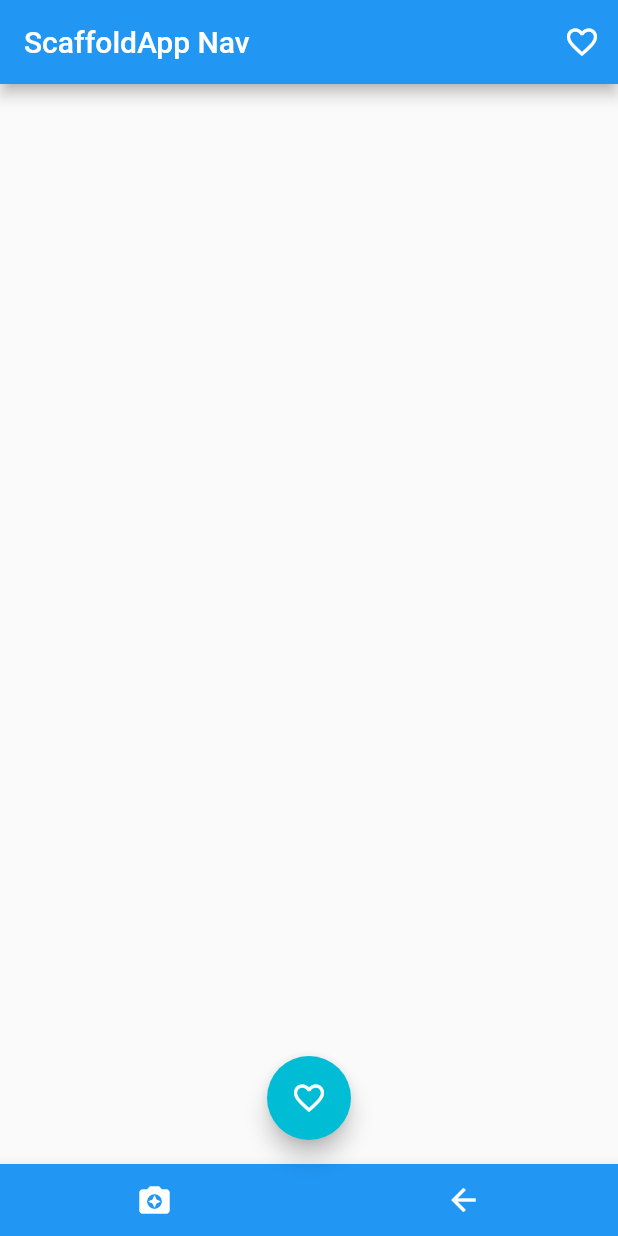
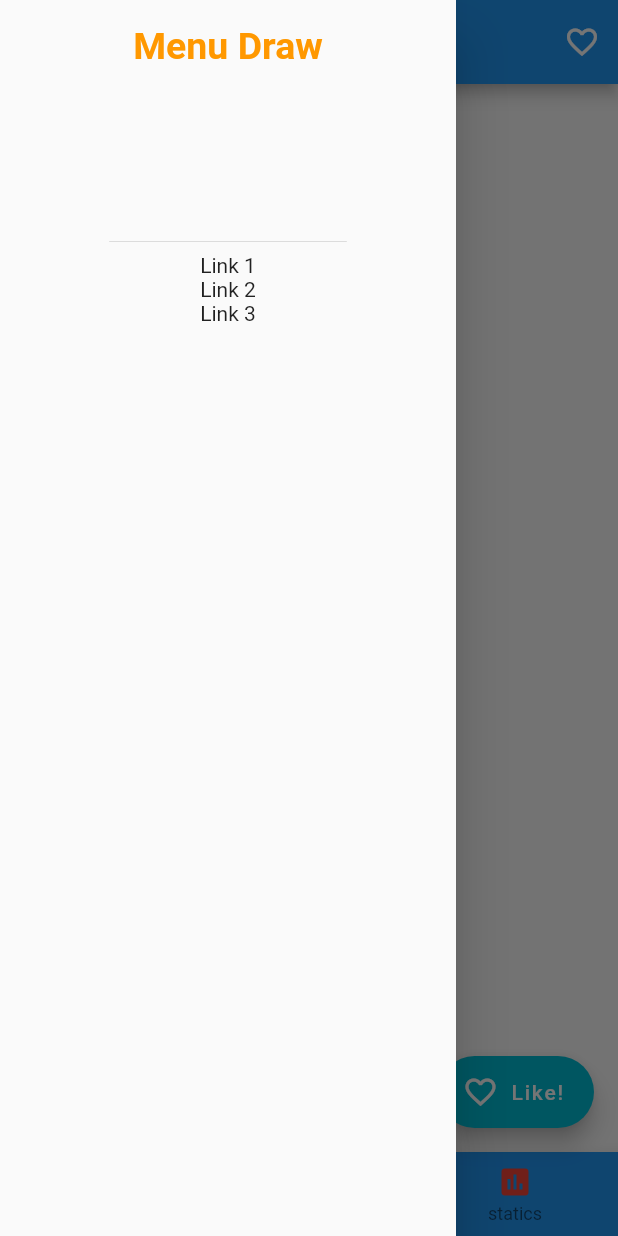
Before and after one commit to Edwin3002/openBootcampFlutter, a Flutter app: the screen it shows after launch, with the side drawer open (before the commit the screen has no drawer), on a phone screen of 412 x 824 dp. Run offline on Flutter 3.47's test engine with Material 2 defaults, Android fonts, the phone set to English and light mode, and no system bars; generated files the repository leaves out were written again.

Commit message:
drawerBottomNavigationBar

```diff
--- a/scaffoldappbar/lib/main.dart
+++ b/scaffoldappbar/lib/main.dart
@@ -33,6 +33,8 @@ class _MyHomePageState extends State<MyHomePage> {
     color: Colors.white,
   );
   bool _liked = false;
+  int _itemSelect = 0;
+  String textShow = "0 : Home";
 
   @override
   Widget build(BuildContext context) {
@@ -47,49 +49,100 @@ class _MyHomePageState extends State<MyHomePage> {
               icon: _heart)
         ],
       ),
-      floatingActionButton: FloatingActionButton(
+      drawer: Drawer(
+        child: Column(children: const [
+          DrawerHeader(
+              child: Text(
+            "Menu Draw",
+            style: TextStyle(
+                color: Colors.orange,
+                fontSize: 25,
+                fontWeight: FontWeight.bold),
+          )),
+          Text("Link 1"),
+          Text("Link 2"),
+          Text("Link 3"),
+        ]),
+      ),
+      body: Center(
+          child: Column(
+        mainAxisAlignment: MainAxisAlignment.center,
+        children: [
+          Text(
+            textShow,
+            style: const TextStyle(
+                color: Colors.green, fontSize: 30, fontWeight: FontWeight.bold),
+          )
+        ],
+      )),
+      floatingActionButton: FloatingActionButton.extended(
         onPressed: () {
           _likedChange();
         },
         backgroundColor: Colors.cyan,
-        child: _heart,
-        // label: Text("Like!"),
+        icon: _heart,
+        label: const Text("Like!"),
       ),
-      floatingActionButtonLocation: FloatingActionButtonLocation.centerFloat,
-      bottomNavigationBar: BottomAppBar(
-      color: Colors.blue,
-      shape: CircularNotchedRectangle(),
-          child: Container(
-        child: Row(
-        mainAxisAlignment: MainAxisAlignment.spaceAround,
-        children: [
-          IconButton(
-              onPressed: null,
+      // floatingActionButtonLocation: FloatingActionButtonLocation.centerFloat,
+      // bottomNavigationBar: BottomAppBar(
+      //     color: Colors.blue,
+      //     shape: CircularNotchedRectangle(),
+      //     child: Container(
+      //       child: Row(
+      //           mainAxisAlignment: MainAxisAlignment.spaceAround,
+      //           children: [
+      //             IconButton(
+      //                 onPressed: null,
+      //                 icon: Icon(
+      //                   Icons.camera_enhance,
+      //                   color: Colors.white,
+      //                 )),
+      //             IconButton(
+      //                 onPressed: null,
+      //                 icon: Icon(
+      //                   Icons.arrow_back,
+      //                   color: Colors.white,
+      //                 ))
+      //           ]),
+      //     )),
+      bottomNavigationBar: BottomNavigationBar(
+        backgroundColor: Colors.blue,
+        items: const [
+          BottomNavigationBarItem(
               icon: Icon(
-                Icons.camera_enhance,
-                color: Colors.white,
-              )),
-               IconButton(
-              onPressed: null,
+                Icons.home,
+                color: Colors.yellow,
+              ),
+              label: "Home"),
+          BottomNavigationBarItem(
               icon: Icon(
-                Icons.arrow_back,
-                color: Colors.white,
-              ))
-        ]),
-      )),
+                Icons.supervised_user_circle,
+                color: Colors.cyan,
+              ),
+              label: "account"),
+          BottomNavigationBarItem(
+              icon: Icon(
+                Icons.assessment,
+                color: Colors.red,
+              ),
+              label: "statics"),
+        ],
+        currentIndex: _itemSelect,
+        onTap: _itemPress,
+      ),
     );
   }
 
   void _likedChange() {
     setState(() {
       if (_liked) {
-        _heart = Icon(
+        _heart = const Icon(
           Icons.favorite_border,
           color: Colors.white,
         );
         _liked = false;
       } else {
-        _heart = Icon(
+        _heart = const Icon(
           Icons.favorite,
           color: Colors.red,
         );
@@ -97,4 +150,23 @@ class _MyHomePageState extends State<MyHomePage> {
       }
     });
   }
+
+  void _itemPress(int index) {
+    setState(() {
+      _itemSelect = index;
+      switch (_itemSelect) {
+        case 0:
+          textShow = "$_itemSelect: Home";
+          break;
+        case 1:
+          textShow = "$_itemSelect: Account";
+          break;
+        case 2:
+          textShow = "$_itemSelect: Statics";
+
+          break;
+        default:
+      }
+    });
+  }
 }
```
